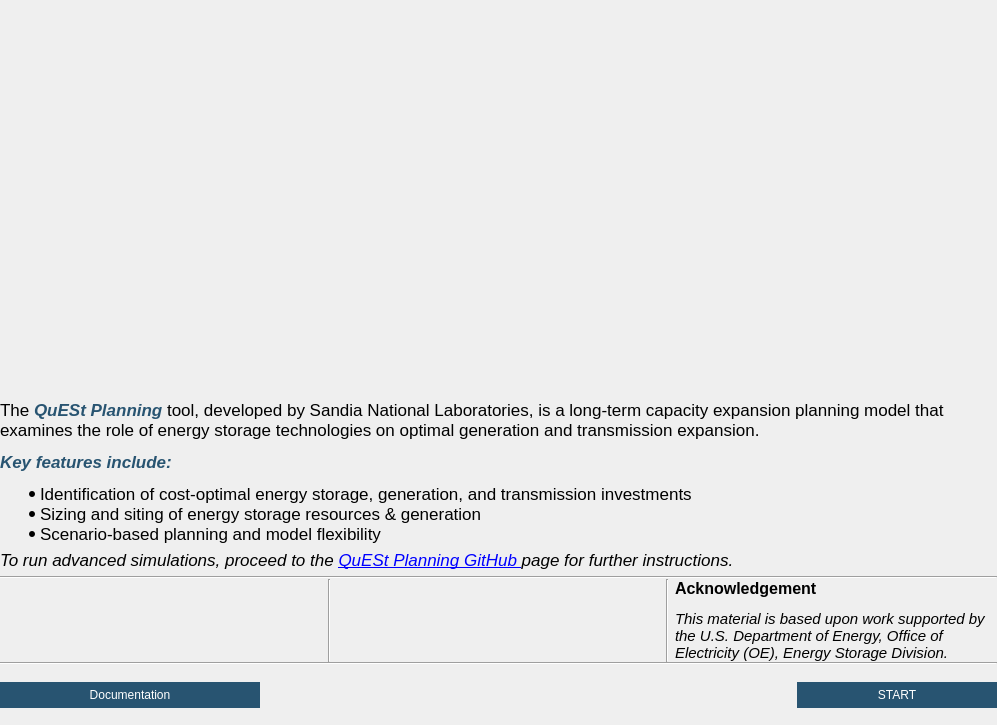
Old version of the form quest_planning/gui/start_page/ui/start_screen.ui in the repository sandialabs/quest_planning.
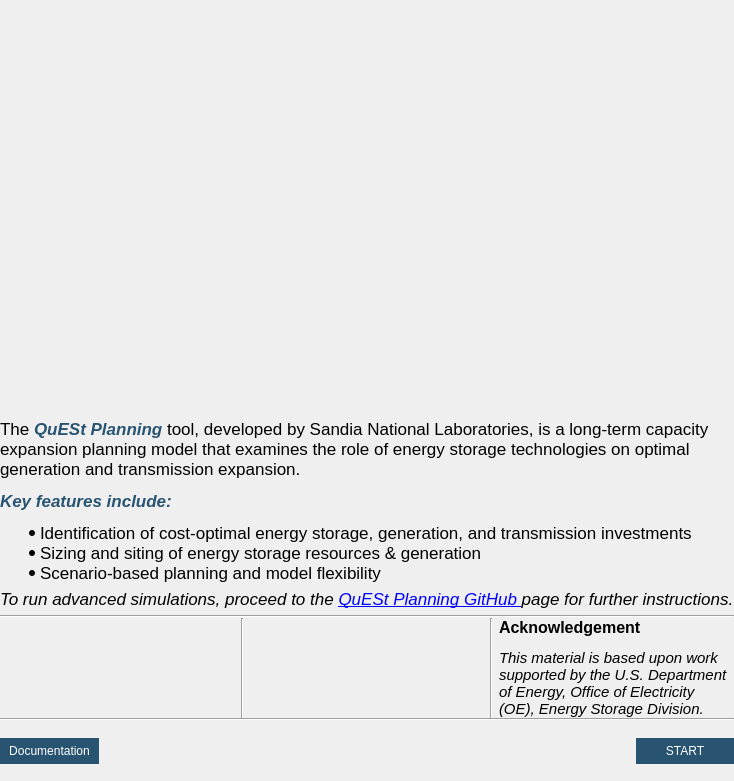
New version of the form. Icons and pictures are not drawn.

```diff
--- a/quest_planning/gui/start_page/ui/start_screen.ui
+++ b/quest_planning/gui/start_page/ui/start_screen.ui
@@ -6,8 +6,8 @@
    <rect>
     <x>0</x>
     <y>0</y>
-    <width>997</width>
-    <height>725</height>
+    <width>674</width>
+    <height>781</height>
    </rect>
   </property>
   <property name="sizePolicy">
@@ -199,6 +199,7 @@
               <property name="font">
                <font>
                 <pointsize>13</pointsize>
+                <weight>50</weight>
                 <italic>false</italic>
                 <bold>false</bold>
                </font>
```
Left out of the diff: 2 changed lines with no effect on the pictures.
